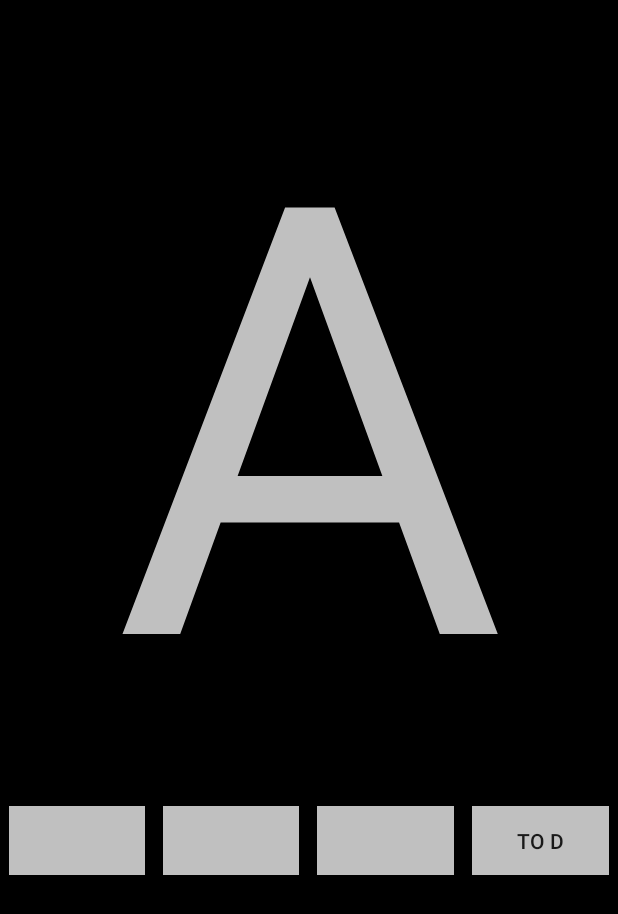
After one commit to rvanterpool2/RuanDemo, an Android app: the layout activity.xml on its own in the app's theme, with its tools: preview values and no code run, on a phone screen of 412 x 824 dp. The commit adds this screen. Shown: the top 914 px of the screen. Run offline under Robolectric (Android 15) with nearby library versions, the phone set to English and light mode, and no system bars.

Commit message:
second commit

```diff
--- a/app/src/main/java/ruan/ruandemo/ListViewActivity.java
+++ b/app/src/main/java/ruan/ruandemo/ListViewActivity.java
@@ -41,7 +41,7 @@ public class ListViewActivity extends AppCompatActivity implements AdapterView.O
 private void createFakeResult(){
     listResult.add("AAAAAAAAAA");
     listResult.add("BBBBB");
-    listResult.add("C");
+    listResult.add("CCC");
     listResult.add("D");
     listResult.add("E");
     listResult.add("F");
--- /dev/null
+++ b/app/src/main/res/layout/activity.xml
@@ -0,0 +1,54 @@
+<?xml version="1.0" encoding="utf-8"?>
+<LinearLayout xmlns:android="http://schemas.android.com/apk/res/android"
+              android:orientation="vertical"
+              android:layout_width="match_parent"
+              android:layout_height="match_parent"
+    android:background="@color/Black">
+    <TextView
+        android:layout_width="match_parent"
+        android:layout_height="wrap_content"
+        android:text="A"
+        android:textColor="@color/Silver"
+        android:layout_gravity="center"
+        android:gravity="center"
+        android:textSize="400sp"
+        />
+    <LinearLayout
+        android:id="@+id/tool_bar"
+        android:layout_width="match_parent"
+        android:layout_height="58dp"
+        android:layout_alignParentBottom="true"
+        android:background="@color/Black"
+        >
+        <ImageButton
+            android:id="@+id/bt1"
+            android:layout_width="0dp"
+            android:layout_height="match_parent"
+            android:layout_weight="1"
+            android:layout_margin="6dp"
+            android:background="@color/Silver"/>
+        <ImageButton
+            android:id="@+id/bt2"
+            android:onClick="onClick"
+            android:layout_width="0dp"
+            android:layout_height="match_parent"
+            android:layout_weight="1"
+            android:layout_margin="6dp"
+            android:background="@color/Silver"/>
+        <ImageButton
+            android:id="@+id/bt3"
+            android:layout_width="0dp"
+            android:layout_height="match_parent"
+            android:layout_weight="1"
+            android:layout_margin="6dp"
+            android:background="@color/Silver"/>
+        <Button
+            android:id="@+id/bt4"
+            android:layout_width="0dp"
+            android:layout_height="match_parent"
+            android:text="to D"
+            android:layout_weight="1"
+            android:layout_margin="6dp"
+            android:background="@color/Silver"/>
+    </LinearLayout>
+</LinearLayout>
```
